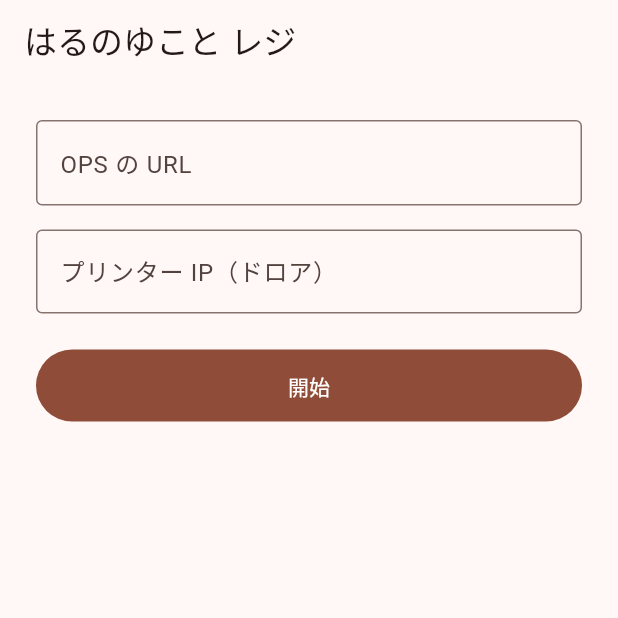
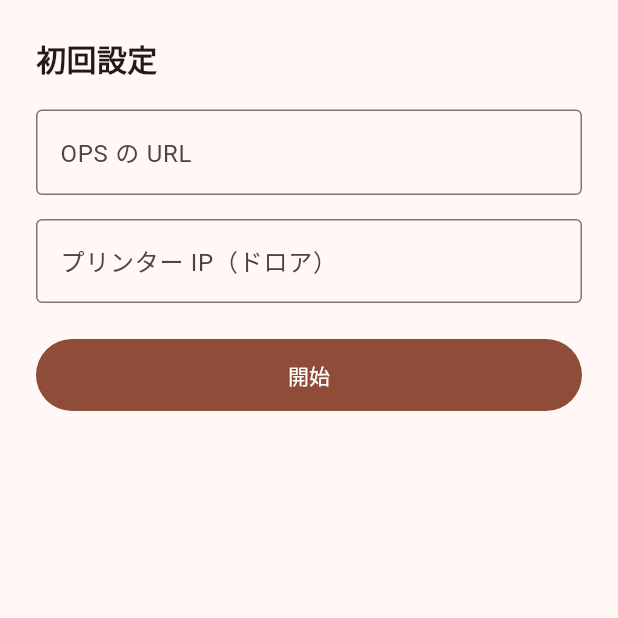
Before and after one commit to yagiyusei12-a11y/order, a Flutter app: the screen it shows after launch, on a phone screen of 412 x 824 dp, the top half of it. Run offline on Flutter 3.47's test engine with Material 3 defaults, Android fonts, the phone set to English and light mode, and no system bars; our stand-ins replace shared_preferences, webview_flutter; missing offline and left inert: charset_converter.

Commit message:
fix(pos): レジアプリのヘッダーを非表示にして画面を広く使う
Flutter の AppBar を外し、WebView では nativeDrawer=1 で店舗コンソールの余白も隠す。

Co-authored-by: Cursor <cursoragent@cursor.com>

```diff
--- a/flutter/harunoyukoto_pos/lib/main.dart
+++ b/flutter/harunoyukoto_pos/lib/main.dart
@@ -416,19 +416,32 @@ class _OpsShellPageState extends State<OpsShellPage> {
     }
 
     return Scaffold(
-      appBar: AppBar(
-        title: const Text('はるのゆこと レジ'),
-        actions: [
-          IconButton(
-            icon: const Icon(Icons.settings),
-            onPressed: _openSettings,
-            tooltip: '設定',
-          ),
-        ],
+      body: SafeArea(
+        child: Stack(
+          fit: StackFit.expand,
+          children: [
+            _controller == null
+                ? const Center(child: CircularProgressIndicator())
+                : WebViewWidget(controller: _controller!),
+            Positioned(
+              top: 6,
+              right: 6,
+              child: Material(
+                color: Colors.white.withValues(alpha: 0.92),
+                elevation: 2,
+                shadowColor: Colors.black26,
+                borderRadius: BorderRadius.circular(10),
+                child: IconButton(
+                  icon: const Icon(Icons.settings_outlined, size: 22),
+                  onPressed: _openSettings,
+                  tooltip: '設定',
+                  visualDensity: VisualDensity.compact,
+                ),
+              ),
+            ),
+          ],
+        ),
       ),
-      body: _controller == null
-          ? const Center(child: CircularProgressIndicator())
-          : WebViewWidget(controller: _controller!),
     );
   }
 }
@@ -472,13 +485,17 @@ class _SetupWizardState extends State<_SetupWizard> {
   @override
   Widget build(BuildContext context) {
     return Scaffold(
-      appBar: AppBar(title: const Text('はるのゆこと レジ')),
       body: SafeArea(
         child: Padding(
           padding: const EdgeInsets.all(24),
           child: Column(
             crossAxisAlignment: CrossAxisAlignment.stretch,
             children: [
+              const Text(
+                '初回設定',
+                style: TextStyle(fontSize: 20, fontWeight: FontWeight.w700),
+              ),
+              const SizedBox(height: 20),
               TextField(
                 controller: _urlCtrl,
                 decoration: const InputDecoration(
```
Also changed, not shown: 3 other files.
